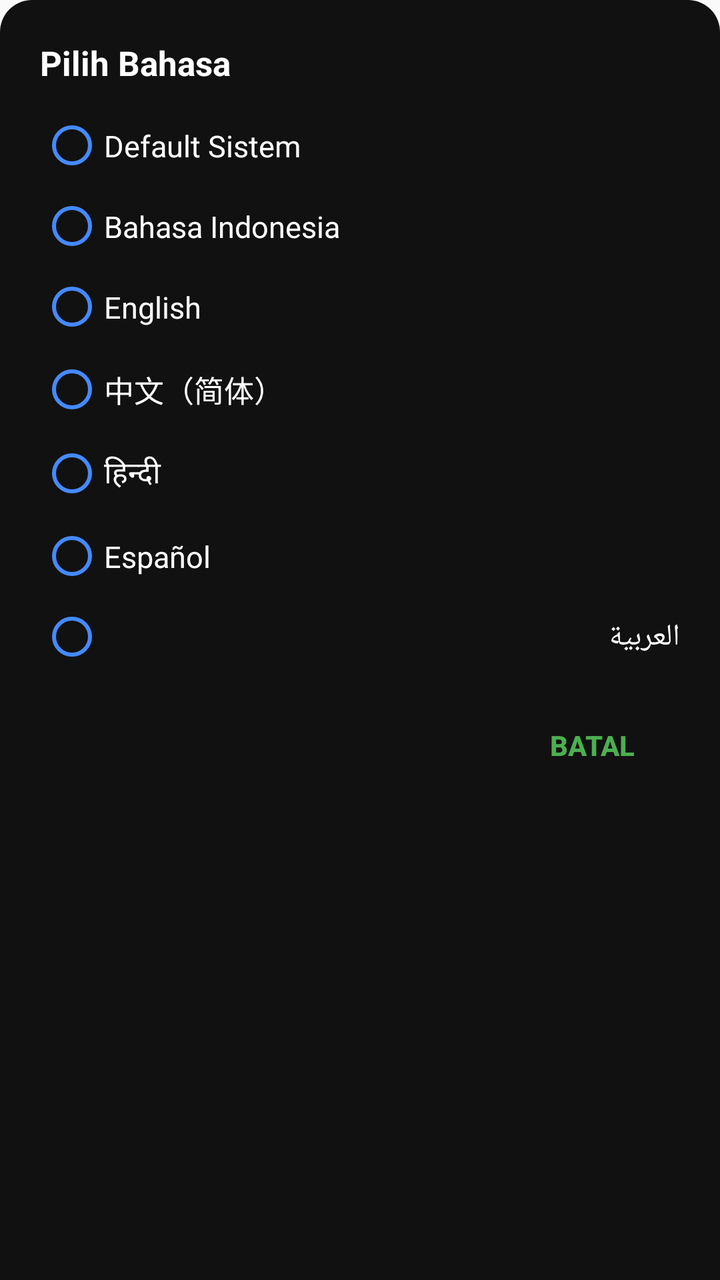
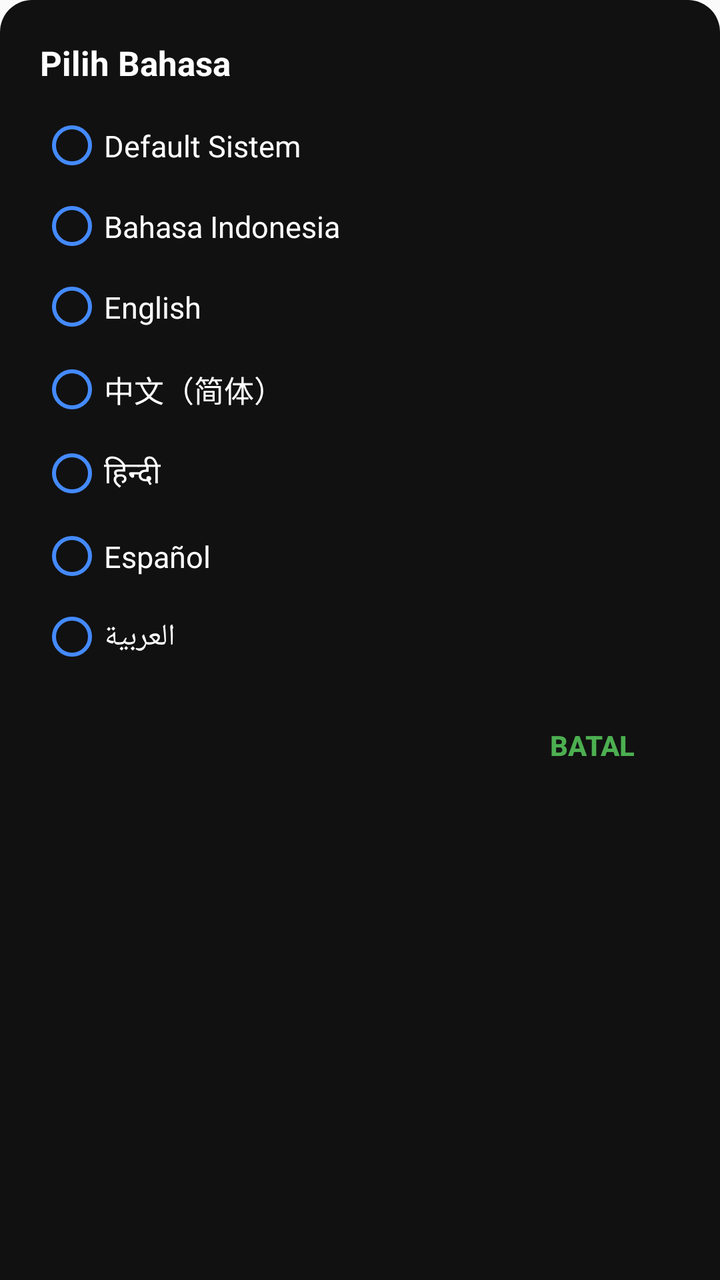

Compare the two renders of this Android layout. The source of the first and the diff that turns it into the second are given below.
<!-- AndroidManifest.xml: application theme AppTheme -->
<!-- res/layout/dialog_language_picker.xml -->
<?xml version="1.0" encoding="utf-8"?>
<LinearLayout xmlns:android="http://schemas.android.com/apk/res/android" android:orientation="vertical" android:background="@drawable/bg_language_sheet" android:padding="20dp" android:layout_width="match_parent" android:layout_height="wrap_content">

    <TextView android:text="@string/language_picker_title" android:textColor="#ffffff" android:textSize="17sp" android:textStyle="bold" android:layout_width="wrap_content" android:layout_height="wrap_content"/>

    <RadioGroup android:id="@+id/radioLanguages" android:orientation="vertical" android:layout_width="match_parent" android:layout_height="wrap_content" android:layout_marginTop="10dp">
        <RadioButton android:id="@+id/radioLangSystem" android:text="@string/language_name_system" android:textColor="#ffffff" android:textSize="15sp" android:buttonTint="#448aff" android:paddingTop="10dp" android:paddingBottom="10dp" android:layout_width="match_parent" android:layout_height="wrap_content"/>
        <RadioButton android:id="@+id/radioLangId" android:text="@string/language_name_id" android:textColor="#ffffff" android:textSize="15sp" android:buttonTint="#448aff" android:paddingTop="10dp" android:paddingBottom="10dp" android:layout_width="match_parent" android:layout_height="wrap_content"/>
        <RadioButton android:id="@+id/radioLangEn" android:text="@string/language_name_en" android:textColor="#ffffff" android:textSize="15sp" android:buttonTint="#448aff" android:paddingTop="10dp" android:paddingBottom="10dp" android:layout_width="match_parent" android:layout_height="wrap_content"/>
        <RadioButton android:id="@+id/radioLangZh" android:text="@string/language_name_zh" android:textColor="#ffffff" android:textSize="15sp" android:buttonTint="#448aff" android:paddingTop="10dp" android:paddingBottom="10dp" android:layout_width="match_parent" android:layout_height="wrap_content"/>
        <RadioButton android:id="@+id/radioLangHi" android:text="@string/language_name_hi" android:textColor="#ffffff" android:textSize="15sp" android:buttonTint="#448aff" android:paddingTop="10dp" android:paddingBottom="10dp" android:layout_width="match_parent" android:layout_height="wrap_content"/>
        <RadioButton android:id="@+id/radioLangEs" android:text="@string/language_name_es" android:textColor="#ffffff" android:textSize="15sp" android:buttonTint="#448aff" android:paddingTop="10dp" android:paddingBottom="10dp" android:layout_width="match_parent" android:layout_height="wrap_content"/>
        <RadioButton android:id="@+id/radioLangAr" android:text="@string/language_name_ar" android:textColor="#ffffff" android:textSize="15sp" android:buttonTint="#448aff" android:paddingTop="10dp" android:paddingBottom="10dp" android:layout_width="match_parent" android:layout_height="wrap_content"/>
    </RadioGroup>

    <LinearLayout android:orientation="horizontal" android:gravity="end" android:layout_width="match_parent" android:layout_height="wrap_content" android:layout_marginTop="10dp">
        <Button android:id="@+id/btnLanguageCancel" android:text="@string/dialog_cancel" android:textColor="#4caf50" android:textSize="14sp" android:textStyle="bold" android:background="?android:attr/selectableItemBackground" android:layout_width="wrap_content" android:layout_height="wrap_content"/>
    </LinearLayout>

</LinearLayout>
<!-- resources referenced by this layout -->
<resources>
  <!-- drawable bg_language_sheet (drawable) -->
  <?xml version="1.0" encoding="utf-8"?>
  <shape xmlns:android="http://schemas.android.com/apk/res/android" android:shape="rectangle">
      <corners android:topLeftRadius="16dp" android:topRightRadius="16dp" android:bottomLeftRadius="0dp" android:bottomRightRadius="0dp"/>
      <solid android:color="#111111"/>
  </shape>
  <string name="dialog_cancel">Batal</string>
  <string name="language_name_ar">العربية</string>
  <string name="language_name_en">English</string>
  <string name="language_name_es">Español</string>
  <string name="language_name_hi">हिन्दी</string>
  <string name="language_name_id">Bahasa Indonesia</string>
  <string name="language_name_system">Default Sistem</string>
  <string name="language_name_zh">中文（简体）</string>
  <string name="language_picker_title">Pilih Bahasa</string>
  <style name="AppTheme" parent="@android:style/Theme.Holo.Light">
  	</style>
</resources>

<!-- the commit's change to res/layout/dialog_language_picker.xml (unified diff, before → after) -->
@@ -4,13 +4,13 @@
     <TextView android:text="@string/language_picker_title" android:textColor="#ffffff" android:textSize="17sp" android:textStyle="bold" android:layout_width="wrap_content" android:layout_height="wrap_content"/>
 
     <RadioGroup android:id="@+id/radioLanguages" android:orientation="vertical" android:layout_width="match_parent" android:layout_height="wrap_content" android:layout_marginTop="10dp">
-        <RadioButton android:id="@+id/radioLangSystem" android:text="@string/language_name_system" android:textColor="#ffffff" android:textSize="15sp" android:buttonTint="#448aff" android:paddingTop="10dp" android:paddingBottom="10dp" android:layout_width="match_parent" android:layout_height="wrap_content"/>
-        <RadioButton android:id="@+id/radioLangId" android:text="@string/language_name_id" android:textColor="#ffffff" android:textSize="15sp" android:buttonTint="#448aff" android:paddingTop="10dp" android:paddingBottom="10dp" android:layout_width="match_parent" android:layout_height="wrap_content"/>
-        <RadioButton android:id="@+id/radioLangEn" android:text="@string/language_name_en" android:textColor="#ffffff" android:textSize="15sp" android:buttonTint="#448aff" android:paddingTop="10dp" android:paddingBottom="10dp" android:layout_width="match_parent" android:layout_height="wrap_content"/>
-        <RadioButton android:id="@+id/radioLangZh" android:text="@string/language_name_zh" android:textColor="#ffffff" android:textSize="15sp" android:buttonTint="#448aff" android:paddingTop="10dp" android:paddingBottom="10dp" android:layout_width="match_parent" android:layout_height="wrap_content"/>
-        <RadioButton android:id="@+id/radioLangHi" android:text="@string/language_name_hi" android:textColor="#ffffff" android:textSize="15sp" android:buttonTint="#448aff" android:paddingTop="10dp" android:paddingBottom="10dp" android:layout_width="match_parent" android:layout_height="wrap_content"/>
-        <RadioButton android:id="@+id/radioLangEs" android:text="@string/language_name_es" android:textColor="#ffffff" android:textSize="15sp" android:buttonTint="#448aff" android:paddingTop="10dp" android:paddingBottom="10dp" android:layout_width="match_parent" android:layout_height="wrap_content"/>
-        <RadioButton android:id="@+id/radioLangAr" android:text="@string/language_name_ar" android:textColor="#ffffff" android:textSize="15sp" android:buttonTint="#448aff" android:paddingTop="10dp" android:paddingBottom="10dp" android:layout_width="match_parent" android:layout_height="wrap_content"/>
+        <RadioButton android:id="@+id/radioLangSystem" android:text="@string/language_name_system" android:textColor="#ffffff" android:textSize="15sp" android:buttonTint="#448aff" android:paddingTop="10dp" android:paddingBottom="10dp" android:layout_width="wrap_content" android:layout_height="wrap_content"/>
+        <RadioButton android:id="@+id/radioLangId" android:text="@string/language_name_id" android:textColor="#ffffff" android:textSize="15sp" android:buttonTint="#448aff" android:paddingTop="10dp" android:paddingBottom="10dp" android:layout_width="wrap_content" android:layout_height="wrap_content"/>
+        <RadioButton android:id="@+id/radioLangEn" android:text="@string/language_name_en" android:textColor="#ffffff" android:textSize="15sp" android:buttonTint="#448aff" android:paddingTop="10dp" android:paddingBottom="10dp" android:layout_width="wrap_content" android:layout_height="wrap_content"/>
+        <RadioButton android:id="@+id/radioLangZh" android:text="@string/language_name_zh" android:textColor="#ffffff" android:textSize="15sp" android:buttonTint="#448aff" android:paddingTop="10dp" android:paddingBottom="10dp" android:layout_width="wrap_content" android:layout_height="wrap_content"/>
+        <RadioButton android:id="@+id/radioLangHi" android:text="@string/language_name_hi" android:textColor="#ffffff" android:textSize="15sp" android:buttonTint="#448aff" android:paddingTop="10dp" android:paddingBottom="10dp" android:layout_width="wrap_content" android:layout_height="wrap_content"/>
+        <RadioButton android:id="@+id/radioLangEs" android:text="@string/language_name_es" android:textColor="#ffffff" android:textSize="15sp" android:buttonTint="#448aff" android:paddingTop="10dp" android:paddingBottom="10dp" android:layout_width="wrap_content" android:layout_height="wrap_content"/>
+        <RadioButton android:id="@+id/radioLangAr" android:text="@string/language_name_ar" android:textColor="#ffffff" android:textSize="15sp" android:buttonTint="#448aff" android:paddingTop="10dp" android:paddingBottom="10dp" android:layout_width="wrap_content" android:layout_height="wrap_content"/>
     </RadioGroup>
 
     <LinearLayout android:orientation="horizontal" android:gravity="end" android:layout_width="match_parent" android:layout_height="wrap_content" android:layout_marginTop="10dp">
